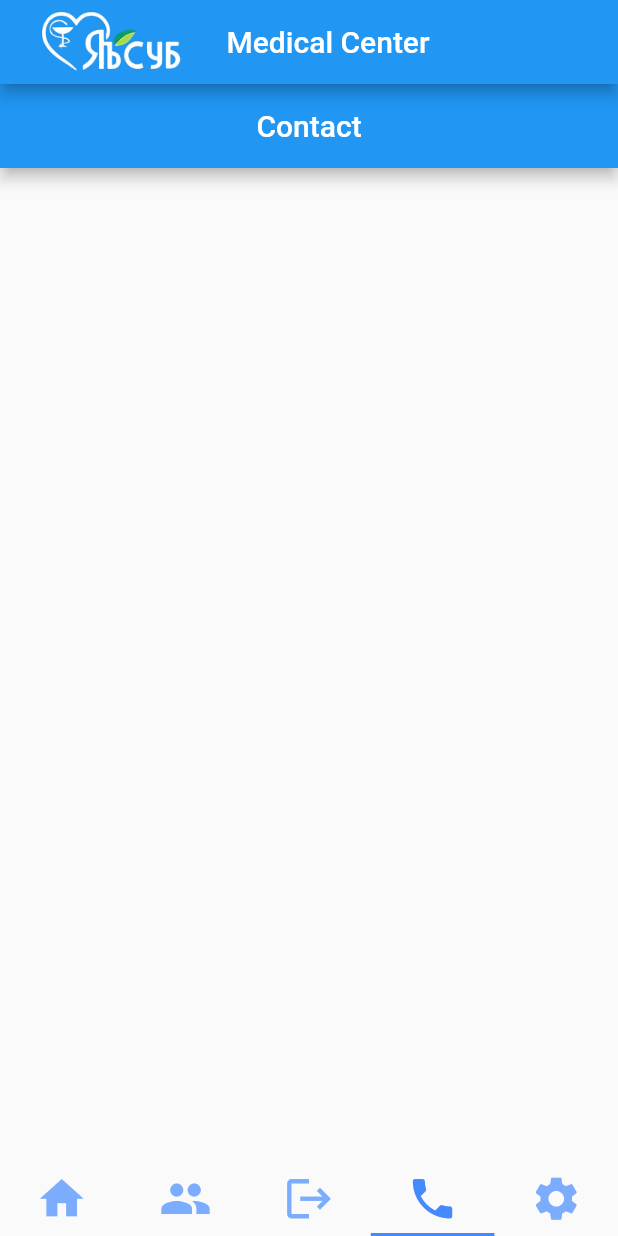
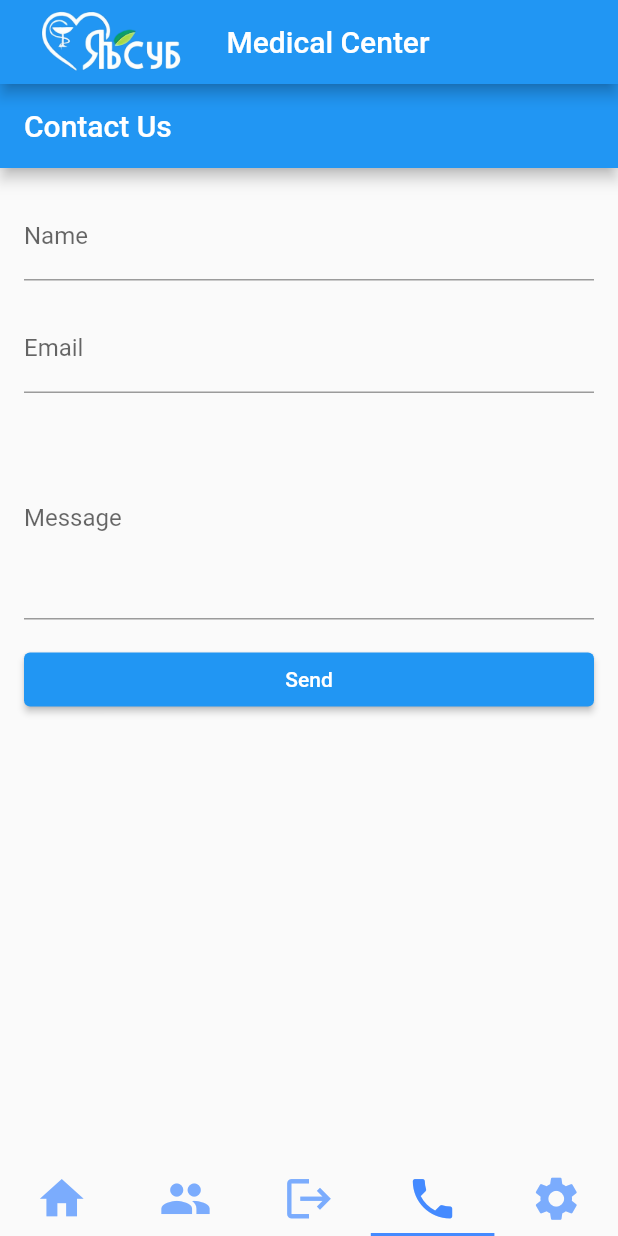
Before and after one commit to MrKomron/flutter_end_project, a Flutter app: the screen it shows after launch, item 4 of the bottom bar chosen, on a phone screen of 412 x 824 dp. Run offline on Flutter 3.47's test engine with Material 2 defaults, Android fonts, the phone set to English and light mode, and no system bars.

Commit message:
contact page is klaar nu

```diff
--- a/lib/main.dart
+++ b/lib/main.dart
@@ -76,7 +76,7 @@ class MedicalCenter extends StatelessWidget {
                 HomePage(),
                 Team(),
                 Login(),
-                Contact(),
+                ContactPage(),
                 Settings(),
               ],
             )
--- a/lib/pages/contact.dart
+++ b/lib/pages/contact.dart
@@ -1,13 +1,137 @@
 import 'package:flutter/material.dart';
+import 'package:url_launcher/url_launcher.dart';
 
-class Contact extends StatelessWidget {
+class ContactPage extends StatefulWidget {
+  @override
+  _ContactPageState createState() => _ContactPageState();
+}
+
+class _ContactPageState extends State<ContactPage> {
+  final _formKey = GlobalKey<FormState>();
+  final _nameController = TextEditingController();
+  final _emailController = TextEditingController();
+  final _messageController = TextEditingController();
+
+  bool _isSent = false;
+
+  @override
+  void dispose() {
+    _nameController.dispose();
+    _emailController.dispose();
+    _messageController.dispose();
+    super.dispose();
+  }
+
+  Future<void> _sendEmail() async {
+    final name = _nameController.text.trim();
+    final email = _emailController.text.trim();
+    final message = _messageController.text.trim();
+
+    final url =
+        'mailto:ashotov.rustem@yandex.ru?subject=Contact%20Us&body=Name:%20$name%0DEmail:%20$email%0DMessage:%20$message';
+
+    if (await canLaunch(url)) {
+      await launch(url);
+      _isSent = true;
+    } else {
+      throw 'Could not launch $url';
+    }
+
+    Future.delayed(Duration(seconds: 12), () {
+      setState(() {
+        _isSent = false;
+      });
+    });
+  }
+
   @override
   Widget build(BuildContext context) {
     return Scaffold(
       appBar: AppBar(
-        title: Center(child: Text('Contact')),
+        title: Text('Contact Us'),
       ),
       body: SingleChildScrollView(
+        child: Padding(
+          padding: const EdgeInsets.all(16.0),
+          child: Form(
+            key: _formKey,
+            child: Column(
+              crossAxisAlignment: CrossAxisAlignment.stretch,
+              children: <Widget>[
+                TextFormField(
+                  controller: _nameController,
+                  decoration: InputDecoration(
+                    labelText: 'Name',
+                    hintText: 'Enter your name',
+                  ),
+                  validator: (value) {
+                    if (value == null || value.isEmpty) {
+                      return 'Please enter your name';
+                    }
+                    return null;
+                  },
+                ),
+                SizedBox(height: 16.0),
+                TextFormField(
+                  controller: _emailController,
+                  decoration: InputDecoration(
+                    labelText: 'Email',
+                    hintText: 'Enter your email',
+                  ),
+                  validator: (value) {
+                    if (value == null || value.isEmpty) {
+                      return 'Please enter your email';
+                    }
+                    if (!value.contains('@')) {
+                      return 'Please enter a valid email address';
+                    }
+                    return null;
+                  },
+                ),
+                SizedBox(height: 16.0),
+                TextFormField(
+                  controller: _messageController,
+                  decoration: InputDecoration(
+                    labelText: 'Message',
+                    hintText: 'Enter your message',
+                  ),
+                  maxLines: 5,
+                  validator: (value) {
+                    if (value == null || value.isEmpty) {
+                      return 'Please enter a message';
+                    }
+                    return null;
+                  },
+                ),
+                SizedBox(height: 16.0),
+                ElevatedButton(
+                  onPressed: () async {
+                    if (_formKey.currentState!.validate()) {
+                      await _sendEmail();
+                      setState(() {
+                        _isSent = true;
+                      });
+                      _nameController.clear();
+                      _emailController.clear();
+                      _messageController.clear();
+                    }
+                  },
+                  child: Text('Send'),
+                ),
+                SizedBox(height: 16.0),
+                _isSent
+                    ? Text(
+                  'Message sent successfully',
+                  style: TextStyle(
+                    color: Colors.green,
+                    fontWeight: FontWeight.bold,
+                  ),
+                )
+                    : SizedBox(),
+              ],
+            ),
+          ),
+        ),
       ),
     );
   }
```
